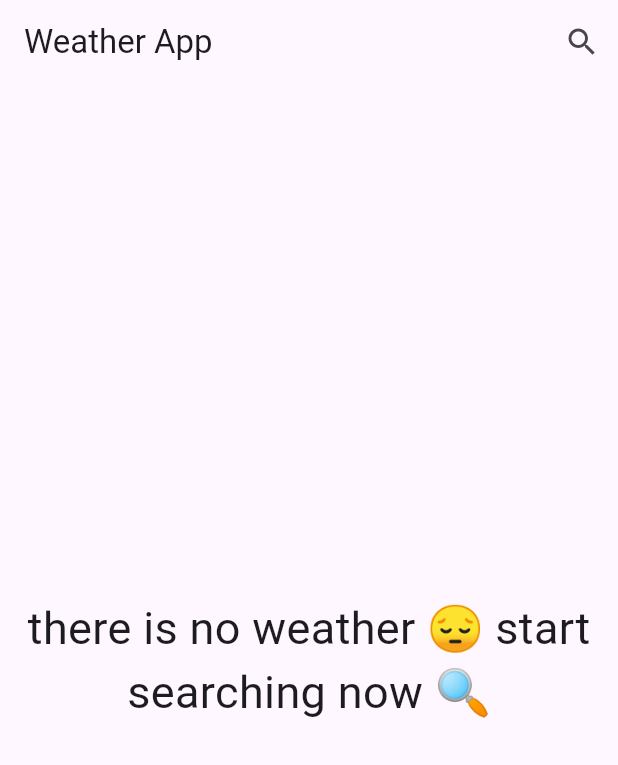
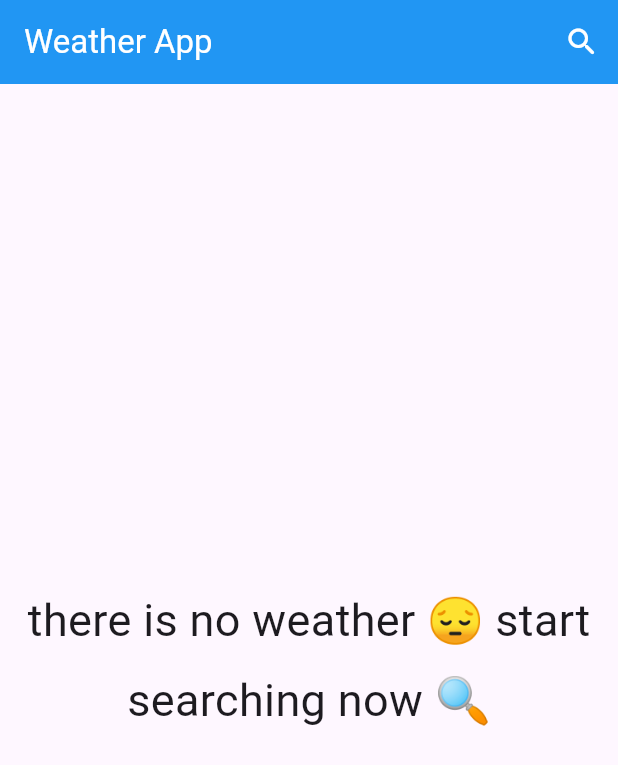
Before and after one commit to Salma0sama/weather_app, a Flutter app: the screen it shows after launch, on a phone screen of 412 x 824 dp. Shown: the top 765 px of the screen. Run offline on Flutter 3.47's test engine with Material 3 defaults, Android fonts, the phone set to English and light mode, and no system bars; our stand-ins replace flutter_bloc.

```diff
--- /dev/null
+++ b/lib/cubit/weather_cubit/weather_cubit.dart
@@ -0,0 +1,20 @@
+import 'package:flutter_bloc/flutter_bloc.dart';
+import 'package:weather_app/cubit/weather_cubit/weather_state.dart';
+import 'package:weather_app/models/weather_model.dart';
+import 'package:weather_app/services/weather_service.dart';
+
+class WeatherCubit extends Cubit<WeatherState> {
+  WeatherCubit(this.weatherService) : super(WeatherIntialState());
+  WeatherService weatherService;
+  WeatherModel? weatherModel;
+  String? cityName;
+  void getWeather({required String cityName}) async {
+    emit(WeatherLoadinState());
+    try {
+      weatherModel = await weatherService.getWeather(cityName: cityName);
+      emit(WeatherSuccessState());
+    } catch (e) {
+      emit(WeatherFailureaState());
+    }
+  }
+}
--- /dev/null
+++ b/lib/cubit/weather_cubit/weather_state.dart
@@ -0,0 +1,9 @@
+abstract class WeatherState {}
+
+class WeatherIntialState extends WeatherState {}
+
+class WeatherLoadinState extends WeatherState {}
+
+class WeatherSuccessState extends WeatherState {}
+
+class WeatherFailureaState extends WeatherState {}
--- a/lib/main.dart
+++ b/lib/main.dart
@@ -1,26 +1,31 @@
 import 'package:flutter/material.dart';
-import 'package:provider/provider.dart';
+import 'package:flutter_bloc/flutter_bloc.dart';
+import 'package:weather_app/cubit/weather_cubit/weather_cubit.dart';
 import 'package:weather_app/pages/home_page.dart';
-import 'package:weather_app/providers/weather_provider.dart';
+import 'package:weather_app/services/weather_service.dart';
 
 void main() {
-  runApp(ChangeNotifierProvider(
+  runApp(BlocProvider(
       create: (context) {
-        return WeatherProvider();
+        return WeatherCubit(WeatherService());
       },
       child: WeatherApp()));
 }
 
 class WeatherApp extends StatelessWidget {
+  const WeatherApp({super.key});
+
   @override
   Widget build(BuildContext context) {
     return MaterialApp(
+      debugShowCheckedModeBanner: false,
       theme: ThemeData(
-        primarySwatch: Provider.of<WeatherProvider>(context).weatherData == null
-            ? Colors.blue
-            : Provider.of<WeatherProvider>(context)
-                .weatherData!
-                .getThemeColor(),
+        primarySwatch:
+            BlocProvider.of<WeatherCubit>(context).weatherModel == null
+                ? Colors.blue
+                : BlocProvider.of<WeatherCubit>(context)
+                    .weatherModel!
+                    .getThemeColor(),
       ),
       home: HomePage(),
     );
--- a/lib/pages/home_page.dart
+++ b/lib/pages/home_page.dart
@@ -1,127 +1,65 @@
-import 'package:flutter/cupertino.dart';
 import 'package:flutter/material.dart';
-import 'package:provider/provider.dart';
+import 'package:flutter_bloc/flutter_bloc.dart';
+import 'package:weather_app/cubit/weather_cubit/weather_cubit.dart';
+import 'package:weather_app/cubit/weather_cubit/weather_state.dart';
 import 'package:weather_app/models/weather_model.dart';
+import 'package:weather_app/pages/initial_page.dart';
 import 'package:weather_app/pages/search_page.dart';
-import 'package:weather_app/providers/weather_provider.dart';
+import 'package:weather_app/pages/weather_page.dart';
 
-class HomePage extends StatefulWidget {
-  HomePage({Key? key}) : super(key: key);
+class HomePage extends StatelessWidget {
+  WeatherModel? weather;
 
-  @override
-  State<HomePage> createState() => _HomePageState();
-}
-
-class _HomePageState extends State<HomePage> {
-  void updateUi() {
-    setState(() {});
-  }
-
-  WeatherModel? weatherData;
+  HomePage({super.key});
   @override
   Widget build(BuildContext context) {
-    weatherData = Provider.of<WeatherProvider>(context).weatherData;
-
     return Scaffold(
       appBar: AppBar(
+        backgroundColor: Colors.blue,
+        title: const Text(
+          'Weather App',
+          style: TextStyle(color: Colors.white),
+        ),
         actions: [
           IconButton(
             onPressed: () {
-              Navigator.push(context, MaterialPageRoute(builder: (context) {
-                return SearchPage(
-                  updateUi: updateUi,
-                );
-              }));
+              Navigator.push(
+                context,
+                MaterialPageRoute(
+                  builder: (context) => SearchPage(),
+                ),
+              );
             },
-            icon: Icon(Icons.search),
+            icon: const Icon(
+              Icons.search_rounded,
+              color: Colors.white,
+            ),
           ),
         ],
-        title: Text('Weather App'),
       ),
-      body: Provider.of<WeatherProvider>(context).weatherData == null
-          ? Center(
-              child: Column(
-                mainAxisSize: MainAxisSize.min,
-                children: [
-                  Text(
-                    'there is no weather 😔 start',
-                    style: TextStyle(
-                      fontSize: 30,
-                    ),
-                  ),
-                  Text(
-                    'searching now 🔍',
-                    style: TextStyle(
-                      fontSize: 30,
-                    ),
-                  )
-                ],
-              ),
-            )
-          : Container(
-              decoration: BoxDecoration(
-                  gradient: LinearGradient(
-                colors: [
-                  weatherData!.getThemeColor(),
-                  weatherData!.getThemeColor()[300]!,
-                  weatherData!.getThemeColor()[100]!,
-                ],
-                begin: Alignment.topCenter,
-                end: Alignment.bottomCenter,
-              )),
-              child: Column(
-                mainAxisAlignment: MainAxisAlignment.center,
-                children: [
-                  const Spacer(
-                    flex: 3,
-                  ),
-                  Text(
-                    Provider.of<WeatherProvider>(context).cityName!,
-                    style: TextStyle(
-                      fontSize: 32,
-                      fontWeight: FontWeight.bold,
-                    ),
-                  ),
-                  Text(
-                    'updated at : ${weatherData!.date.hour.toString()}:${weatherData!.date.minute.toString()}',
-                    style: TextStyle(
-                      fontSize: 22,
-                    ),
-                  ),
-                  Spacer(),
-                  Row(
-                    mainAxisAlignment: MainAxisAlignment.spaceEvenly,
-                    children: [
-                      Image.asset(weatherData!.getImage()),
-                      Text(
-                        weatherData!.temp.toInt().toString(),
-                        style: TextStyle(
-                          fontSize: 32,
-                          fontWeight: FontWeight.bold,
-                        ),
-                      ),
-                      Column(
-                        children: [
-                          Text('maxTemp :${weatherData!.maxTemp.toInt()}'),
-                          Text('minTemp : ${weatherData!.minTemp.toInt()}'),
-                        ],
-                      ),
-                    ],
-                  ),
-                  Spacer(),
-                  Text(
-                    weatherData!.weatherStateName,
-                    style: TextStyle(
-                      fontSize: 32,
-                      fontWeight: FontWeight.bold,
-                    ),
-                  ),
-                  Spacer(
-                    flex: 5,
-                  ),
-                ],
+      body: BlocBuilder<WeatherCubit, WeatherState>(builder: (context, state) {
+        if (state is WeatherLoadinState) {
+          return const Center(
+            child: CircularProgressIndicator(),
+          );
+        } else if (state is WeatherSuccessState) {
+          weather = BlocProvider.of<WeatherCubit>(context).weatherModel;
+          return WeatherPage(weather: weather);
+        } else if (state is WeatherFailureaState) {
+          return const Center(
+            child: Text(
+              'Something wentwrong try again',
+              style: TextStyle(
+                color: Colors.red,
+                fontSize: 30.0,
+                fontWeight: FontWeight.bold,
               ),
             ),
+          );
+        } else {
+          return const InitialScreen();
+        }
+      }),
     );
   }
 }
--- /dev/null
+++ b/lib/pages/initial_page.dart
@@ -0,0 +1,33 @@
+import 'package:flutter/material.dart';
+
+class InitialScreen extends StatelessWidget {
+  const InitialScreen({
+    super.key,
+  });
+
+  @override
+  Widget build(BuildContext context) {
+    return const Center(
+      child: Column(
+        mainAxisSize: MainAxisSize.min,
+        children: [
+          Text(
+            'there is no weather 😔 start',
+            style: TextStyle(
+              fontSize: 30,
+            ),
+          ),
+          SizedBox(
+            height: 10.0,
+          ),
+          Text(
+            'searching now 🔍',
+            style: TextStyle(
+              fontSize: 30,
+            ),
+          )
+        ],
+      ),
+    );
+  }
+}
--- a/pubspec.yaml
+++ b/pubspec.yaml
@@ -28,6 +28,7 @@ environment:
 # the latest version available on pub.dev. To see which dependencies have newer
 # versions available, run `flutter pub outdated`.
 dependencies:
+  flutter_bloc: ^8.1.6
   http: ^1.2.1
   provider: ^6.1.2
   flutter:
```
Also changed, not shown: lib/models/weather_model.dart (+110 -45 lines), lib/pages/search_page.dart (+17 -17 lines), lib/pages/weather_page.dart (added, +104 -0 lines), pubspec.lock.
